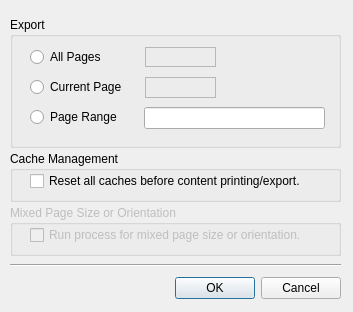
This is mainApp/dialogexportpages.ui in trevorsandy/lpub3d as Qt 5 draws it before an edit. The edited form follows.
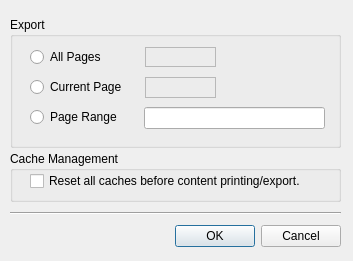
This is the edited form.

Commit message: 03-redesign-page-size-capture-and-print-processing

```diff
--- a/mainApp/dialogexportpages.ui
+++ b/mainApp/dialogexportpages.ui
@@ -7,7 +7,7 @@
     <x>0</x>
     <y>0</y>
     <width>353</width>
-    <height>312</height>
+    <height>261</height>
    </rect>
   </property>
   <property name="windowTitle">
@@ -17,7 +17,7 @@
    <property name="geometry">
     <rect>
      <x>10</x>
-     <y>272</y>
+     <y>220</y>
      <width>331</width>
      <height>32</height>
     </rect>
@@ -139,7 +139,7 @@
    <property name="geometry">
     <rect>
      <x>10</x>
-     <y>255</y>
+     <y>203</y>
      <width>331</width>
      <height>20</height>
     </rect>
@@ -177,41 +177,6 @@
     </property>
    </widget>
   </widget>
-  <widget class="QGroupBox" name="groupBoxMixedPageSize">
-   <property name="enabled">
-    <bool>false</bool>
-   </property>
-   <property name="geometry">
-    <rect>
-     <x>10</x>
-     <y>205</y>
-     <width>331</width>
-     <height>51</height>
-    </rect>
-   </property>
-   <property name="title">
-    <string>Mixed Page Size or Orientation</string>
-   </property>
-   <widget class="QCheckBox" name="checkBoxMixedPageSize">
-    <property name="geometry">
-     <rect>
-      <x>20</x>
-      <y>20</y>
-      <width>291</width>
-      <height>20</height>
-     </rect>
-    </property>
-    <property name="toolTip">
-     <string>To improve printing performance, Uncheck only if your document does Not contain mixed page size or orientation.  </string>
-    </property>
-    <property name="text">
-     <string>Run process for mixed page size or orientation.</string>
-    </property>
-    <property name="checked">
-     <bool>false</bool>
-    </property>
-   </widget>
-  </widget>
  </widget>
  <resources/>
  <connections>
```
The commit also changes 24 other files.
